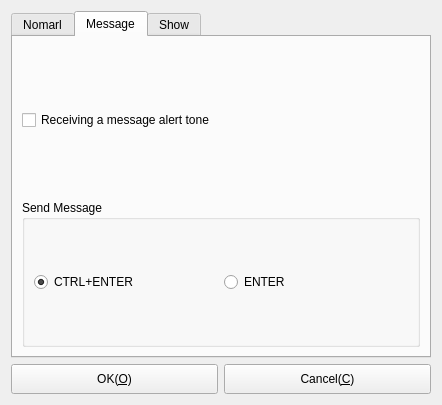
The window that Widgets/DlgOptions/DlgOptions.ui (KangLin/RabbitIm) describes before a commit, drawn with Qt 5.
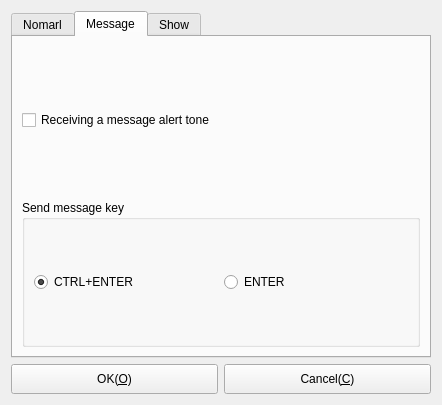
The same window after the commit. The open tabs and pages were chosen to show the change. Icons and pictures are not drawn.

What changed in the file:
```diff
--- a/Widgets/DlgOptions/DlgOptions.ui
+++ b/Widgets/DlgOptions/DlgOptions.ui
@@ -334,7 +334,7 @@
        <item row="1" column="0">
         <widget class="QGroupBox" name="gBSendMessage">
          <property name="title">
-          <string>Send Message</string>
+          <string>Send message key</string>
          </property>
          <layout class="QGridLayout" name="gridLayout_5">
           <item row="0" column="0">
```
